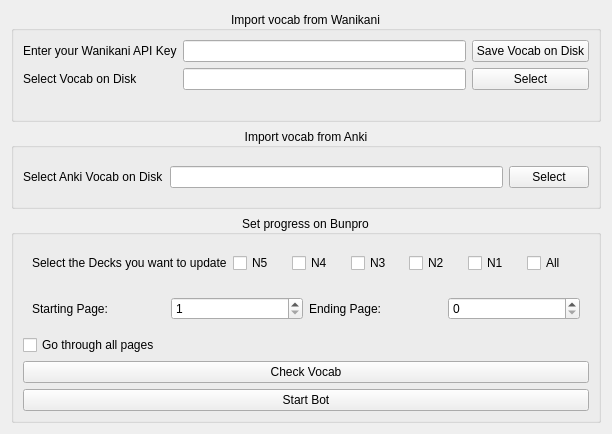
Qt form UI/Bunpro_Form.ui (MathiasDick/Bunpro-Progress-Updater) before a commit.
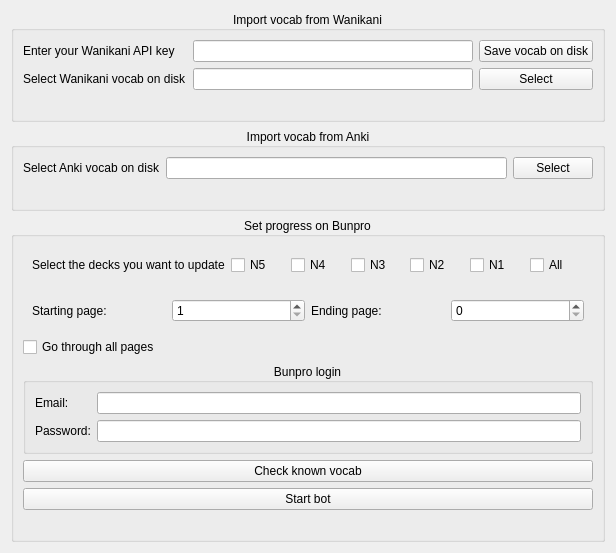
The same form after that commit. Icons and pictures are not drawn.

```diff
--- a/UI/Bunpro_Form.ui
+++ b/UI/Bunpro_Form.ui
@@ -6,12 +6,16 @@
    <rect>
     <x>0</x>
     <y>0</y>
-    <width>612</width>
-    <height>434</height>
+    <width>616</width>
+    <height>524</height>
    </rect>
   </property>
   <property name="windowTitle">
-   <string>Bunpro Progress Updater</string>
+   <string>Bunpro Progress Updater | by Mathias Dick</string>
+  </property>
+  <property name="windowIcon">
+   <iconset>
+    <normaloff>:/Main Window/bunpro-removebg-preview.png</normaloff>:/Main Window/bunpro-removebg-preview.png</iconset>
   </property>
   <layout class="QGridLayout" name="gridLayout">
    <item row="0" column="0">
@@ -36,7 +40,7 @@
       <item row="1" column="0">
        <widget class="QLabel" name="label_3">
         <property name="text">
-         <string>Select Vocab on Disk</string>
+         <string>Select Wanikani vocab on disk</string>
         </property>
        </widget>
       </item>
@@ -46,14 +50,14 @@
       <item row="0" column="2">
        <widget class="QPushButton" name="pb_wanikani_api_import">
         <property name="text">
-         <string>Save Vocab on Disk</string>
+         <string>Save vocab on disk</string>
         </property>
        </widget>
       </item>
       <item row="0" column="0">
        <widget class="QLabel" name="label">
         <property name="text">
-         <string>Enter your Wanikani API Key</string>
+         <string>Enter your Wanikani API key</string>
         </property>
        </widget>
       </item>
@@ -62,6 +66,9 @@
         <property name="text">
          <string/>
         </property>
+        <property name="alignment">
+         <set>Qt::AlignmentFlag::AlignCenter</set>
+        </property>
        </widget>
       </item>
      </layout>
@@ -76,23 +83,33 @@
       <set>Qt::AlignmentFlag::AlignCenter</set>
      </property>
      <layout class="QGridLayout" name="gridLayout_4">
-      <item row="0" column="2">
-       <widget class="QPushButton" name="pb_anki_select">
-        <property name="text">
-         <string>Select</string>
-        </property>
-       </widget>
-      </item>
       <item row="0" column="0">
        <widget class="QLabel" name="label_4">
         <property name="text">
-         <string>Select Anki Vocab on Disk</string>
+         <string>Select Anki vocab on disk</string>
         </property>
        </widget>
       </item>
       <item row="0" column="1">
        <widget class="QLineEdit" name="le_anki_file"/>
       </item>
+      <item row="0" column="2">
+       <widget class="QPushButton" name="pb_anki_select">
+        <property name="text">
+         <string>Select</string>
+        </property>
+       </widget>
+      </item>
+      <item row="1" column="1">
+       <widget class="QLabel" name="lb_anki_message">
+        <property name="text">
+         <string/>
+        </property>
+        <property name="alignment">
+         <set>Qt::AlignmentFlag::AlignCenter</set>
+        </property>
+       </widget>
+      </item>
      </layout>
     </widget>
    </item>
@@ -162,7 +179,7 @@
          <item row="0" column="0">
           <widget class="QLabel" name="label_2">
            <property name="text">
-            <string>Select the Decks you want to update</string>
+            <string>Select the decks you want to update</string>
            </property>
           </widget>
          </item>
@@ -181,7 +198,7 @@
          <item row="0" column="0">
           <widget class="QLabel" name="label_5">
            <property name="text">
-            <string>Starting Page:</string>
+            <string>Starting page:</string>
            </property>
           </widget>
          </item>
@@ -201,7 +218,7 @@
          <item row="0" column="3">
           <widget class="QLabel" name="label_6">
            <property name="text">
-            <string>Ending Page:</string>
+            <string>Ending page:</string>
            </property>
           </widget>
          </item>
@@ -215,17 +232,63 @@
         </property>
        </widget>
       </item>
+      <item>
+       <widget class="QGroupBox" name="groupBox_4">
+        <property name="title">
+         <string>Bunpro login</string>
+        </property>
+        <property name="alignment">
+         <set>Qt::AlignmentFlag::AlignCenter</set>
+        </property>
+        <layout class="QFormLayout" name="formLayout">
+         <item row="0" column="0">
+          <widget class="QLabel" name="label_7">
+           <property name="text">
+            <string>Email:</string>
+           </property>
+          </widget>
+         </item>
+         <item row="0" column="1">
+          <widget class="QLineEdit" name="le_bunpro_email"/>
+         </item>
+         <item row="1" column="0">
+          <widget class="QLabel" name="label_8">
+           <property name="text">
+            <string>Password:</string>
+           </property>
+          </widget>
+         </item>
+         <item row="1" column="1">
+          <widget class="QLineEdit" name="le_bunpro_password">
+           <property name="echoMode">
+            <enum>QLineEdit::EchoMode::Password</enum>
+           </property>
+          </widget>
+         </item>
+        </layout>
+       </widget>
+      </item>
       <item>
        <widget class="QPushButton" name="pb_check_vocab">
         <property name="text">
-         <string>Check Vocab</string>
+         <string>Check known vocab</string>
         </property>
        </widget>
       </item>
       <item>
        <widget class="QPushButton" name="pb_start_bot">
         <property name="text">
-         <string>Start Bot</string>
+         <string>Start bot</string>
+        </property>
+       </widget>
+      </item>
+      <item>
+       <widget class="QLabel" name="lb_bot_message">
+        <property name="text">
+         <string/>
+        </property>
+        <property name="alignment">
+         <set>Qt::AlignmentFlag::AlignCenter</set>
         </property>
        </widget>
       </item>
```
Left out of the diff: 4 changed lines with no effect on the pictures.
